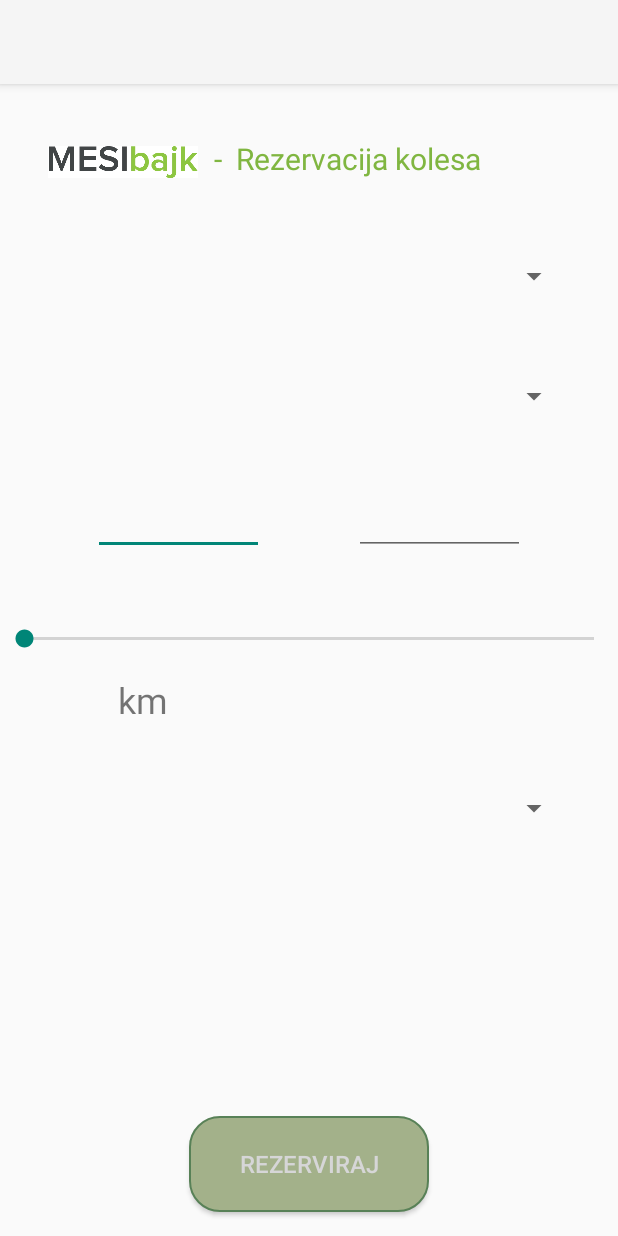
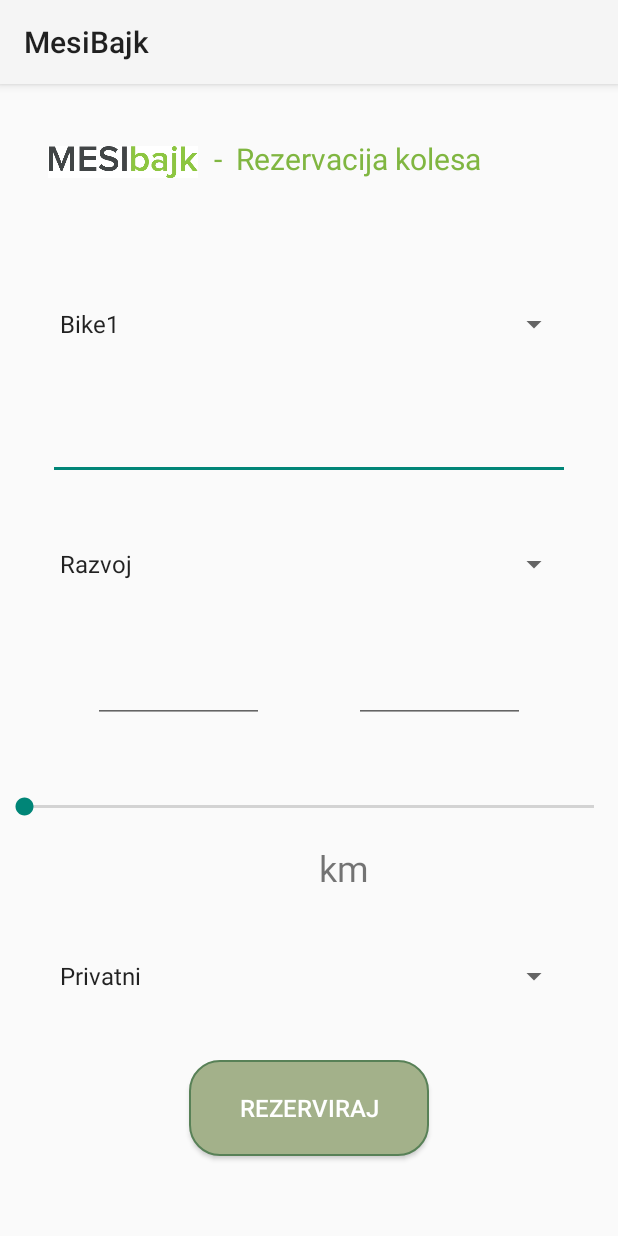
Before and after one commit to NejcZavrsan/BikeReservationsApp, an Android app: the AddRideActivity screen opened directly, with no data from a screen before it, on a phone screen of 412 x 824 dp. Run offline under Robolectric (Android 15) with nearby library versions, the phone set to English and light mode, and no system bars; libraries missing offline, so code that uses them is left out: com.j256.ormlite; 3 statements that could not run were skipped.

Commit message:
Spinners working, ride reservation working

```diff
--- a/app/src/main/java/com/example/mesibajk/AddRideActivity.kt
+++ b/app/src/main/java/com/example/mesibajk/AddRideActivity.kt
@@ -2,11 +2,123 @@ package com.example.mesibajk
 
 import androidx.appcompat.app.AppCompatActivity
 import android.os.Bundle
+import android.util.Log
+import android.view.View
+import android.widget.*
 import com.example.mesibajk.R
+import com.j256.ormlite.android.apptools.OpenHelperManager
 
-class AddRideActivity : AppCompatActivity() {
+class AddRideActivity : AppCompatActivity(), AdapterView.OnItemSelectedListener {
+
+    lateinit var dbHelper: DatabaseHelper
+
+    lateinit var spinnerBike: Spinner
+    lateinit var spinnerDepartment: Spinner
+    lateinit var spinnerPurpose: Spinner
+    lateinit var inputDepartment: String
+    lateinit var inputPurpose: String
+    var inputBike: String = ""
+
     override fun onCreate(savedInstanceState: Bundle?) {
         super.onCreate(savedInstanceState)
         setContentView(R.layout.activity_add_ride)
+
+        setupSpinners()
+
+        dbHelper = OpenHelperManager.getHelper(this, DatabaseHelper::class.java)
+        val bikeDao = dbHelper.getBikeRuntimeExceptionDao()
+        val rideDao = dbHelper.getRideRuntimeExceptionDao()
+
+
+
+        val inputRiderView = findViewById<EditText>(R.id.edit_text_rider)
+        val inputStartTime = findViewById<EditText>(R.id.startTime)
+        val inputEndTime = findViewById<EditText>(R.id.endTime)
+
+        val inputDistance = findViewById<SeekBar>(R.id.seekBarKm)
+
+        // below code for saving the bike reservation
+        val addRideButton = findViewById<Button>(R.id.add_ride_btn)
+        addRideButton.setOnClickListener {
+            Log.d("test", "All bikes: ${bikeDao?.queryForAll()}")
+            Log.d("test", "Input bike: $inputBike")
+            val inputBikeList = bikeDao?.queryForEq("name", inputBike)
+            var inputBikeId = 0
+            if (inputBikeList != null) {
+                inputBikeId = inputBikeList[0].id
+            }
+
+            val newRide = Ride(
+                inputBikeId,
+                inputRiderView.text.toString(),
+                inputDepartment,
+                inputStartTime.text.toString().toInt(),
+                inputEndTime.text.toString().toInt(),
+                5,
+                inputPurpose
+            )
+            rideDao!!.create(newRide)
+            val listOfRides = rideDao!!.queryForAll()
+            Log.d("test", listOfRides.toString())
+        }
     }
+
+    private fun setupSpinners() {
+
+        // Setup spinner for bike selection
+        spinnerBike = findViewById<Spinner>(R.id.spinner_bike)
+        ArrayAdapter.createFromResource(
+            this,
+            R.array.bikes_array,
+            android.R.layout.simple_spinner_item
+        ).also { adapter ->
+            // Specify the layout to use when the list of choices appears
+            adapter.setDropDownViewResource(android.R.layout.simple_spinner_dropdown_item)
+            // Apply the adapter to the spinner
+            spinnerBike.adapter = adapter
+        }
+        spinnerBike.onItemSelectedListener = this
+
+        // Setup spinner for department selection
+        spinnerDepartment = findViewById<Spinner>(R.id.spinner_department)
+        ArrayAdapter.createFromResource(
+            this,
+            R.array.departments_array,
+            android.R.layout.simple_spinner_item
+        ).also { adapter ->
+            // Specify the layout to use when the list of choices appears
+            adapter.setDropDownViewResource(android.R.layout.simple_spinner_dropdown_item)
+            // Apply the adapter to the spinner
+            spinnerDepartment.adapter = adapter
+        }
+        spinnerDepartment.onItemSelectedListener = this
+
+        // Setup spinner for purpose selection
+        spinnerPurpose = findViewById<Spinner>(R.id.spinner_purpose)
+        ArrayAdapter.createFromResource(
+            this,
+            R.array.purpose_array,
+            android.R.layout.simple_spinner_item
+        ).also { adapter ->
+            // Specify the layout to use when the list of choices appears
+            adapter.setDropDownViewResource(android.R.layout.simple_spinner_dropdown_item)
+            // Apply the adapter to the spinner
+            spinnerPurpose.adapter = adapter
+        }
+        spinnerPurpose.onItemSelectedListener = this
+    }
+
+    override fun onItemSelected(parent: AdapterView<*>?, p1: View?, position: Int, p3: Long) {
+        val selectedItem = parent?.getItemAtPosition(position)
+        when (parent) {
+            spinnerBike -> inputBike = selectedItem as String
+            spinnerDepartment -> inputDepartment = selectedItem as String
+            spinnerPurpose -> inputPurpose = selectedItem as String
+        }
+    }
+
+    override fun onNothingSelected(p0: AdapterView<*>?) {
+        Log.d("test", "YOU HAVE TO SELECT STH IN SPINNERS")
+    }
+
 }
--- a/app/src/main/java/com/example/mesibajk/AddSimpleRideActivity.kt
+++ b/app/src/main/java/com/example/mesibajk/AddSimpleRideActivity.kt
@@ -29,7 +29,6 @@ class AddSimpleRideActivity : AppCompatActivity() {
         addRideButton.setOnClickListener {
             val newRide = Ride(
                 1,
-                1,
                 inputRider.text.toString(),
                 inputSector.text.toString(),
                 inputStartTime.text.toString().toInt(),
--- a/app/src/main/java/com/example/mesibajk/Bike.kt
+++ b/app/src/main/java/com/example/mesibajk/Bike.kt
@@ -14,7 +14,7 @@ class Bike() {
         foreign = true,
         foreignAutoRefresh = true
     )
-    var ride: Ride? = Ride()
+    var ride: Ride? = null
 
     constructor(id: Int, name: String) : this() {
         this.id = id
--- a/app/src/main/java/com/example/mesibajk/DatabaseConfigUtilJava.java
+++ b/app/src/main/java/com/example/mesibajk/DatabaseConfigUtilJava.java
@@ -9,6 +9,6 @@ import java.sql.SQLException;
 public class DatabaseConfigUtilJava extends OrmLiteConfigUtil {
     public static void main(String[] args) throws SQLException, IOException {
         Class<?>[] classes = new Class[]{Bike.class, Ride.class};
-        writeConfigFile(new File("C:/Users/Nejc/AndroidStudioProjects/ExerciseMesiBike1/app/src/main/res/raw/ormlite_config.txt"), classes);
+        writeConfigFile(new File("C:/Users/Nejc/AndroidStudioProjects/MesiBajk/app/src/main/res/raw/ormlite_config.txt"), classes);
     }
 }
--- a/app/src/main/java/com/example/mesibajk/Ride.kt
+++ b/app/src/main/java/com/example/mesibajk/Ride.kt
@@ -4,7 +4,7 @@ import com.j256.ormlite.field.DatabaseField
 
 class Ride() {
 
-    @DatabaseField(id = true)
+    @DatabaseField(generatedId = true, unique = true)
     var id: Int? = 0
 
     @DatabaseField
@@ -28,8 +28,7 @@ class Ride() {
     @DatabaseField
     var purpose: String? = ""
 
-    constructor(id: Int, id_bike: Int, user: String, department: String, start_time: Int, end_time: Int, distance: Int, purpose: String) : this() {
-        this.id = id
+    constructor(id_bike: Int, user: String, department: String, start_time: Int, end_time: Int, distance: Int, purpose: String) : this() {
         this.id_bike = id_bike
         this.user = user
         this.department = department
--- a/app/src/main/res/layout/activity_add_ride.xml
+++ b/app/src/main/res/layout/activity_add_ride.xml
@@ -6,18 +6,25 @@
     android:layout_height="match_parent"
     tools:context=".AddRideActivity">
 
+    <ScrollView
+        android:layout_width="match_parent"
+        android:layout_height="match_parent">
+
+        <LinearLayout
+            android:layout_width="match_parent"
+            android:layout_height="wrap_content"
+            android:gravity="center_horizontal"
+            android:orientation="vertical">
+
             <LinearLayout
                 android:id="@+id/TitleLayout"
-        android:layout_width="0dp"
+                android:layout_width="match_parent"
                 android:layout_height="wrap_content"
                 android:layout_margin="32dp"
                 android:layout_marginStart="32dp"
                 android:layout_marginEnd="32dp"
                 android:gravity="center_vertical"
-        android:orientation="horizontal"
-        app:layout_constraintEnd_toEndOf="parent"
-        app:layout_constraintStart_toStartOf="parent"
-        app:layout_constraintTop_toTopOf="parent">
+                android:orientation="horizontal">
 
                 <ImageView
                     android:layout_width="100dp"
@@ -37,28 +44,28 @@
             </LinearLayout>
 
             <Spinner
-        android:id="@+id/spinner_rider"
-        android:layout_width="0dp"
+                android:id="@+id/spinner_bike"
+                android:layout_width="match_parent"
                 android:layout_height="48dp"
                 android:layout_marginTop="32dp"
                 android:layout_marginStart="32dp"
-        android:layout_marginEnd="32dp"
-        android:autofillHints="name"
-        app:layout_constraintEnd_toEndOf="parent"
-        app:layout_constraintStart_toStartOf="parent"
-        app:layout_constraintTop_toBottomOf="@+id/TitleLayout" />
+                android:layout_marginEnd="32dp" />
 
-    <Spinner
-        android:id="@+id/spinner_sector"
-        android:layout_width="0dp"
+            <EditText
+                android:id="@+id/edit_text_rider"
+                android:layout_width="match_parent"
                 android:layout_height="48dp"
                 android:layout_marginTop="32dp"
                 android:layout_marginStart="32dp"
-        android:layout_marginEnd="32dp"
-        android:autofillHints="name"
-        app:layout_constraintEnd_toEndOf="parent"
-        app:layout_constraintStart_toStartOf="parent"
-        app:layout_constraintTop_toBottomOf="@+id/spinner_rider" />
+                android:layout_marginEnd="32dp" />
+
+            <Spinner
+                android:id="@+id/spinner_department"
+                android:layout_width="match_parent"
+                android:layout_height="48dp"
+                android:layout_marginTop="32dp"
+                android:layout_marginStart="32dp"
+                android:layout_marginEnd="32dp" />
 
             <LinearLayout
                 android:id="@+id/linearLayout9"
@@ -67,10 +74,7 @@
                 android:layout_marginHorizontal="32dp"
                 android:layout_marginTop="32dp"
                 android:gravity="left"
-        android:orientation="horizontal"
-        app:layout_constraintEnd_toEndOf="parent"
-        app:layout_constraintStart_toStartOf="parent"
-        app:layout_constraintTop_toBottomOf="@id/spinner_sector">
+                android:orientation="horizontal">
 
                 <EditText
                     android:id="@+id/startTime"
@@ -78,17 +82,15 @@
                     android:layout_height="50dp"
                     android:layout_marginHorizontal="30dp"
                     android:layout_weight="1"
-            android:inputType="date"
-            app:layout_constraintTop_toBottomOf="@+id/spinner_sector" />
+                    android:inputType="date" />
 
                 <EditText
-            android:id="@+id/endDate"
+                    android:id="@+id/endTime"
                     android:layout_width="0dp"
                     android:layout_height="50dp"
                     android:layout_marginHorizontal="30dp"
                     android:layout_weight="1"
-            android:inputType="date"
-            app:layout_constraintTop_toBottomOf="@+id/spinner_sector" />
+                    android:inputType="date" />
 
             </LinearLayout>
 
@@ -98,42 +100,43 @@
                 android:layout_height="48dp"
                 android:layout_marginTop="32dp"
                 app:layout_constraintEnd_toEndOf="parent"
-        app:layout_constraintStart_toStartOf="parent"
-        app:layout_constraintTop_toBottomOf="@+id/linearLayout9" />
+                app:layout_constraintStart_toStartOf="parent" />
 
             <TextView
                 android:id="@+id/textKm"
                 android:layout_width="80dp"
                 android:layout_height="wrap_content"
                 app:layout_constraintTop_toBottomOf="@id/seekBarKm"
-        app:layout_constraintStart_toStartOf="parent"
-        android:layout_marginStart="32dp"
                 android:text="km"
                 android:textSize="24sp"
                 android:textAlignment="viewEnd"/>
 
             <Spinner
                 android:id="@+id/spinner_purpose"
-        android:layout_width="0dp"
+                android:layout_width="match_parent"
                 android:layout_height="48dp"
                 android:layout_marginTop="32dp"
                 android:layout_marginStart="32dp"
                 android:layout_marginEnd="32dp"
                 android:autofillHints="name"
                 app:layout_constraintEnd_toEndOf="parent"
-        app:layout_constraintStart_toStartOf="parent"
-        app:layout_constraintTop_toBottomOf="@id/textKm" />
+                app:layout_constraintStart_toStartOf="parent" />
 
             <Button
+                android:id="@+id/add_ride_btn"
                 android:layout_width="160dp"
                 android:layout_height="64dp"
-        app:layout_constraintBottom_toBottomOf="parent"
                 app:layout_constraintLeft_toLeftOf="parent"
                 app:layout_constraintRight_toRightOf="parent"
+                android:layout_marginTop="32dp"
                 android:layout_marginBottom="16dp"
                 android:text="Rezerviraj"
                 android:textSize="16sp"
                 android:textColor="@color/white"
                 android:background="@drawable/bike_background" />
 
+        </LinearLayout>
+
+    </ScrollView>
+
 </androidx.constraintlayout.widget.ConstraintLayout>
--- a/app/src/main/res/layout/activity_main.xml
+++ b/app/src/main/res/layout/activity_main.xml
@@ -8,9 +8,7 @@
 
     <ScrollView
         android:layout_width="match_parent"
-        android:layout_height="match_parent"
-        tools:layout_editor_absoluteX="16dp"
-        tools:layout_editor_absoluteY="-264dp">
+        android:layout_height="match_parent">
 
         <LinearLayout
             android:layout_width="match_parent"
--- /dev/null
+++ b/app/src/main/res/values/strings.xml
@@ -0,0 +1,25 @@
+<resources>
+    <string name="app_name">MesiBajk</string>
+
+    <string-array name="bikes_array">
+        <item>Bike1</item>
+        <item>Bike2</item>
+        <item>Bike3</item>
+        <item>Bike4</item>
+        <item>Bike5</item>
+        <item>Bike6</item>
+        <item>Bike7</item>
+    </string-array>
+
+    <string-array name="departments_array">
+        <item>Razvoj</item>
+        <item>Prodaja</item>
+        <item>Marketing</item>
+        <item>Proizvodnja</item>
+    </string-array>
+
+    <string-array name="purpose_array">
+        <item>Privatni</item>
+        <item>Sluzbeni</item>
+    </string-array>
+</resources>
```
Also changed, not shown: app/src/main/java/com/example/mesibajk/MainActivity.kt (+7 -7 lines), app/src/main/res/raw/ormlite_config.txt (+6 -3 lines), app/src/main/res/values/colors.xml (added, +10 -0 lines). Lines whose indentation alone changed are shown as unchanged.
